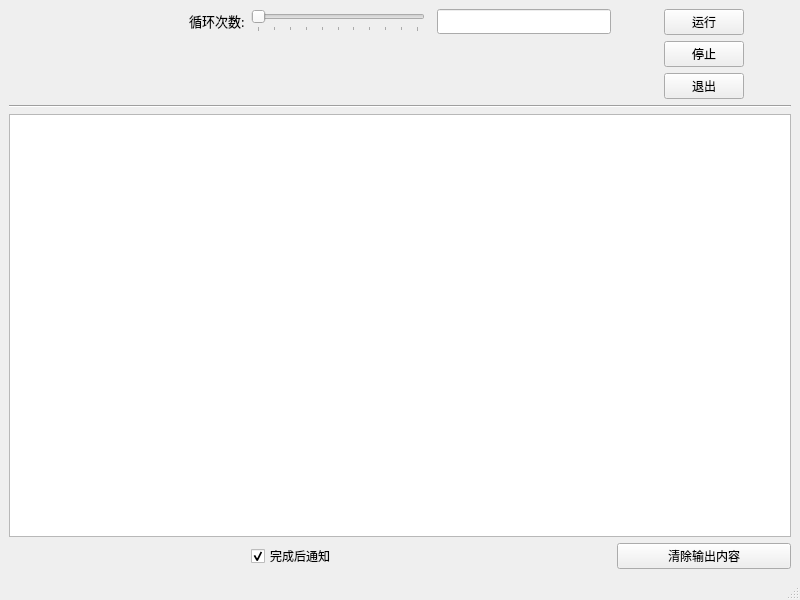
First picture: the form in qt5design.ui, repository zch9241/NeteaseCloudMusic, before the edit.
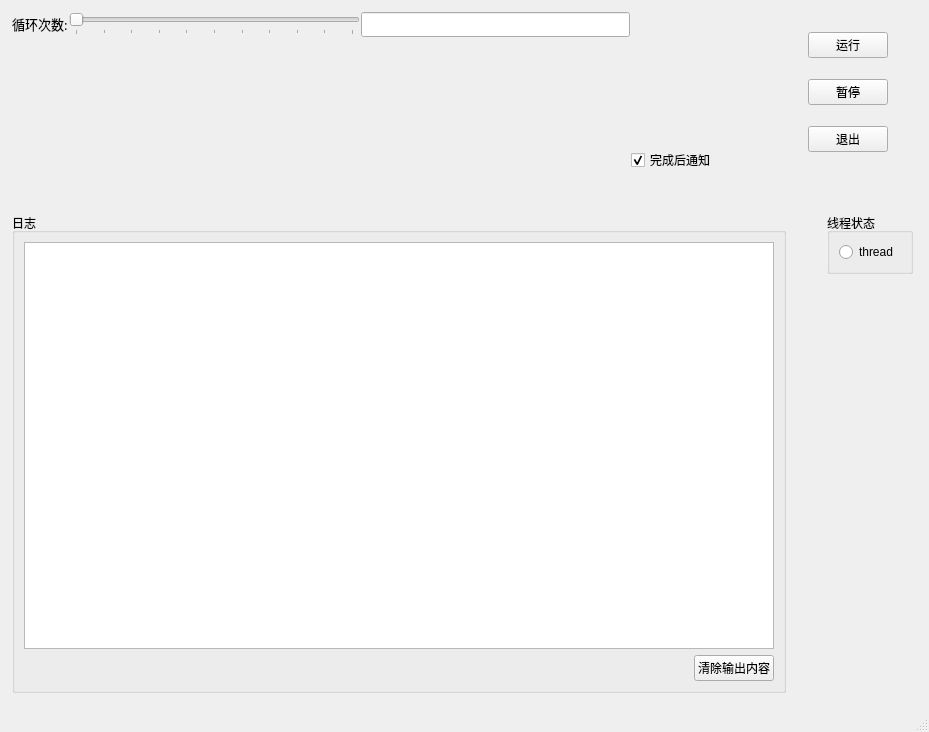
Second picture: the form after the edit.

Commit message: 优化UI, 增加线程状态显示

The edit to the form file:
```diff
--- a/qt5design.ui
+++ b/qt5design.ui
@@ -9,8 +9,8 @@
    <rect>
     <x>0</x>
     <y>0</y>
-    <width>800</width>
-    <height>600</height>
+    <width>929</width>
+    <height>732</height>
    </rect>
   </property>
   <property name="tabletTracking">
@@ -23,183 +23,37 @@
    <bool>true</bool>
   </property>
   <widget class="QWidget" name="centralwidget">
-   <layout class="QGridLayout" name="gridLayout_2">
-    <item row="4" column="5">
-     <widget class="QPushButton" name="pushButtonClear">
-      <property name="text">
-       <string>清除输出内容</string>
-      </property>
-     </widget>
-    </item>
-    <item row="0" column="0">
-     <spacer name="horizontalSpacer_8">
-      <property name="orientation">
-       <enum>Qt::Horizontal</enum>
-      </property>
-      <property name="sizeHint" stdset="0">
-       <size>
-        <width>108</width>
-        <height>20</height>
-       </size>
-      </property>
-     </spacer>
-    </item>
-    <item row="0" column="5" rowspan="2">
-     <layout class="QGridLayout" name="gridLayout">
+   <widget class="QWidget" name="">
+    <property name="geometry">
+     <rect>
+      <x>12</x>
+      <y>12</y>
+      <width>901</width>
+      <height>681</height>
+     </rect>
+    </property>
+    <layout class="QVBoxLayout" name="verticalLayout" stretch="3,0,9">
+     <property name="spacing">
+      <number>1</number>
+     </property>
+     <item>
+      <layout class="QGridLayout" name="gridLayout_4" columnstretch="9,0,2">
       <item row="0" column="0">
-       <spacer name="horizontalSpacer">
-        <property name="orientation">
-         <enum>Qt::Horizontal</enum>
-        </property>
-        <property name="sizeHint" stdset="0">
-         <size>
-          <width>40</width>
-          <height>20</height>
-         </size>
-        </property>
-       </spacer>
-      </item>
-      <item row="0" column="1">
-       <widget class="QPushButton" name="pushButtonRun">
-        <property name="enabled">
-         <bool>true</bool>
-        </property>
-        <property name="font">
-         <font>
-          <family>微软雅黑</family>
-         </font>
-        </property>
-        <property name="cursor">
-         <cursorShape>ArrowCursor</cursorShape>
-        </property>
-        <property name="toolTip">
-         <string>&lt;html&gt;&lt;head/&gt;&lt;body&gt;&lt;p&gt;运行主程序&lt;/p&gt;&lt;/body&gt;&lt;/html&gt;</string>
-        </property>
-        <property name="text">
-         <string>运行</string>
-        </property>
-       </widget>
-      </item>
-      <item row="0" column="2">
-       <spacer name="horizontalSpacer_4">
-        <property name="orientation">
-         <enum>Qt::Horizontal</enum>
-        </property>
-        <property name="sizeHint" stdset="0">
-         <size>
-          <width>40</width>
-          <height>20</height>
-         </size>
-        </property>
-       </spacer>
-      </item>
-      <item row="1" column="0">
-       <spacer name="horizontalSpacer_2">
-        <property name="orientation">
-         <enum>Qt::Horizontal</enum>
-        </property>
-        <property name="sizeHint" stdset="0">
-         <size>
-          <width>40</width>
-          <height>20</height>
-         </size>
-        </property>
-       </spacer>
-      </item>
+        <layout class="QGridLayout" name="gridLayout_5" columnstretch="1,0,0">
       <item row="1" column="1">
-       <widget class="QPushButton" name="pushButtonStop">
-        <property name="font">
-         <font>
-          <family>微软雅黑</family>
-         </font>
-        </property>
-        <property name="cursor">
-         <cursorShape>ArrowCursor</cursorShape>
-        </property>
-        <property name="text">
-         <string>停止</string>
-        </property>
-       </widget>
-      </item>
-      <item row="1" column="2">
-       <spacer name="horizontalSpacer_5">
+          <spacer name="verticalSpacer_2">
         <property name="orientation">
-         <enum>Qt::Horizontal</enum>
+            <enum>Qt::Vertical</enum>
         </property>
         <property name="sizeHint" stdset="0">
          <size>
-          <width>40</width>
-          <height>20</height>
+             <width>28</width>
+             <height>25</height>
          </size>
         </property>
        </spacer>
       </item>
-      <item row="2" column="0">
-       <spacer name="horizontalSpacer_3">
-        <property name="orientation">
-         <enum>Qt::Horizontal</enum>
-        </property>
-        <property name="sizeHint" stdset="0">
-         <size>
-          <width>40</width>
-          <height>20</height>
-         </size>
-        </property>
-       </spacer>
-      </item>
-      <item row="2" column="1">
-       <widget class="QPushButton" name="pushButtonExit">
-        <property name="font">
-         <font>
-          <family>微软雅黑</family>
-         </font>
-        </property>
-        <property name="cursor">
-         <cursorShape>ArrowCursor</cursorShape>
-        </property>
-        <property name="text">
-         <string>退出</string>
-        </property>
-       </widget>
-      </item>
       <item row="2" column="2">
-       <spacer name="horizontalSpacer_6">
-        <property name="orientation">
-         <enum>Qt::Horizontal</enum>
-        </property>
-        <property name="sizeHint" stdset="0">
-         <size>
-          <width>40</width>
-          <height>20</height>
-         </size>
-        </property>
-       </spacer>
-      </item>
-     </layout>
-    </item>
-    <item row="3" column="0" colspan="6">
-     <widget class="QTextBrowser" name="textBrowserLogger">
-      <property name="enabled">
-       <bool>true</bool>
-      </property>
-      <property name="font">
-       <font>
-        <family>微软雅黑</family>
-       </font>
-      </property>
-      <property name="cursor" stdset="0">
-       <cursorShape>IBeamCursor</cursorShape>
-      </property>
-     </widget>
-    </item>
-    <item row="2" column="0" colspan="6">
-     <widget class="Line" name="line">
-      <property name="orientation">
-       <enum>Qt::Horizontal</enum>
-      </property>
-     </widget>
-    </item>
-    <item row="4" column="2">
      <widget class="QCheckBox" name="checkBoxIfNotify">
       <property name="font">
        <font>
@@ -217,7 +71,35 @@
       </property>
      </widget>
     </item>
-    <item row="0" column="1">
+         <item row="2" column="0">
+          <spacer name="horizontalSpacer_12">
+           <property name="orientation">
+            <enum>Qt::Horizontal</enum>
+           </property>
+           <property name="sizeHint" stdset="0">
+            <size>
+             <width>40</width>
+             <height>20</height>
+            </size>
+           </property>
+          </spacer>
+         </item>
+         <item row="0" column="2">
+          <spacer name="horizontalSpacer_11">
+           <property name="orientation">
+            <enum>Qt::Horizontal</enum>
+           </property>
+           <property name="sizeHint" stdset="0">
+            <size>
+             <width>40</width>
+             <height>20</height>
+            </size>
+           </property>
+          </spacer>
+         </item>
+         <item row="0" column="0" colspan="2">
+          <layout class="QGridLayout" name="gridLayout_2" columnstretch="0,10,1">
+           <item row="0" column="0">
      <widget class="QLabel" name="labelCount">
       <property name="font">
        <font>
@@ -235,28 +117,7 @@
       </property>
      </widget>
     </item>
-    <item row="0" column="4">
-     <widget class="QLineEdit" name="lineEditCount">
-      <property name="font">
-       <font>
-        <family>微软雅黑</family>
-       </font>
-      </property>
-      <property name="inputMethodHints">
-       <set>Qt::ImhNone</set>
-      </property>
-      <property name="inputMask">
-       <string/>
-      </property>
-      <property name="text">
-       <string/>
-      </property>
-      <property name="clearButtonEnabled">
-       <bool>false</bool>
-      </property>
-     </widget>
-    </item>
-    <item row="0" column="2">
+           <item row="0" column="1">
      <widget class="QSlider" name="horizontalSliderCount">
       <property name="maximumSize">
        <size>
@@ -284,7 +145,299 @@
       </property>
      </widget>
     </item>
-   </layout>
+           <item row="0" column="2">
+            <widget class="QLineEdit" name="lineEditCount">
+             <property name="font">
+              <font>
+               <family>微软雅黑</family>
+              </font>
+             </property>
+             <property name="inputMethodHints">
+              <set>Qt::ImhNone</set>
+             </property>
+             <property name="inputMask">
+              <string/>
+             </property>
+             <property name="text">
+              <string/>
+             </property>
+             <property name="clearButtonEnabled">
+              <bool>false</bool>
+             </property>
+            </widget>
+           </item>
+          </layout>
+         </item>
+        </layout>
+       </item>
+       <item row="0" column="2">
+        <layout class="QGridLayout" name="gridLayout" rowstretch="0,0,0" columnstretch="2,3,1">
+         <property name="leftMargin">
+          <number>0</number>
+         </property>
+         <property name="horizontalSpacing">
+          <number>7</number>
+         </property>
+         <item row="2" column="0">
+          <spacer name="horizontalSpacer_3">
+           <property name="orientation">
+            <enum>Qt::Horizontal</enum>
+           </property>
+           <property name="sizeHint" stdset="0">
+            <size>
+             <width>40</width>
+             <height>20</height>
+            </size>
+           </property>
+          </spacer>
+         </item>
+         <item row="0" column="2">
+          <spacer name="horizontalSpacer_4">
+           <property name="orientation">
+            <enum>Qt::Horizontal</enum>
+           </property>
+           <property name="sizeHint" stdset="0">
+            <size>
+             <width>40</width>
+             <height>20</height>
+            </size>
+           </property>
+          </spacer>
+         </item>
+         <item row="0" column="1">
+          <widget class="QPushButton" name="pushButtonRun">
+           <property name="enabled">
+            <bool>true</bool>
+           </property>
+           <property name="font">
+            <font>
+             <family>微软雅黑</family>
+            </font>
+           </property>
+           <property name="cursor">
+            <cursorShape>ArrowCursor</cursorShape>
+           </property>
+           <property name="toolTip">
+            <string>&lt;html&gt;&lt;head/&gt;&lt;body&gt;&lt;p&gt;运行主程序&lt;/p&gt;&lt;/body&gt;&lt;/html&gt;</string>
+           </property>
+           <property name="text">
+            <string>运行</string>
+           </property>
+          </widget>
+         </item>
+         <item row="1" column="2">
+          <spacer name="horizontalSpacer_5">
+           <property name="orientation">
+            <enum>Qt::Horizontal</enum>
+           </property>
+           <property name="sizeHint" stdset="0">
+            <size>
+             <width>40</width>
+             <height>20</height>
+            </size>
+           </property>
+          </spacer>
+         </item>
+         <item row="1" column="0">
+          <spacer name="horizontalSpacer_2">
+           <property name="orientation">
+            <enum>Qt::Horizontal</enum>
+           </property>
+           <property name="sizeHint" stdset="0">
+            <size>
+             <width>40</width>
+             <height>20</height>
+            </size>
+           </property>
+          </spacer>
+         </item>
+         <item row="1" column="1">
+          <widget class="QPushButton" name="pushButtonStop">
+           <property name="font">
+            <font>
+             <family>微软雅黑</family>
+            </font>
+           </property>
+           <property name="cursor">
+            <cursorShape>ArrowCursor</cursorShape>
+           </property>
+           <property name="text">
+            <string>暂停</string>
+           </property>
+          </widget>
+         </item>
+         <item row="2" column="2">
+          <spacer name="horizontalSpacer_6">
+           <property name="orientation">
+            <enum>Qt::Horizontal</enum>
+           </property>
+           <property name="sizeHint" stdset="0">
+            <size>
+             <width>40</width>
+             <height>20</height>
+            </size>
+           </property>
+          </spacer>
+         </item>
+         <item row="2" column="1">
+          <widget class="QPushButton" name="pushButtonExit">
+           <property name="font">
+            <font>
+             <family>微软雅黑</family>
+            </font>
+           </property>
+           <property name="cursor">
+            <cursorShape>ArrowCursor</cursorShape>
+           </property>
+           <property name="text">
+            <string>退出</string>
+           </property>
+          </widget>
+         </item>
+         <item row="0" column="0">
+          <spacer name="horizontalSpacer">
+           <property name="orientation">
+            <enum>Qt::Horizontal</enum>
+           </property>
+           <property name="sizeHint" stdset="0">
+            <size>
+             <width>30</width>
+             <height>20</height>
+            </size>
+           </property>
+          </spacer>
+         </item>
+        </layout>
+       </item>
+       <item row="0" column="1">
+        <spacer name="horizontalSpacer_8">
+         <property name="orientation">
+          <enum>Qt::Horizontal</enum>
+         </property>
+         <property name="sizeHint" stdset="0">
+          <size>
+           <width>40</width>
+           <height>20</height>
+          </size>
+         </property>
+        </spacer>
+       </item>
+      </layout>
+     </item>
+     <item>
+      <spacer name="verticalSpacer_3">
+       <property name="orientation">
+        <enum>Qt::Vertical</enum>
+       </property>
+       <property name="sizeHint" stdset="0">
+        <size>
+         <width>20</width>
+         <height>40</height>
+        </size>
+       </property>
+      </spacer>
+     </item>
+     <item>
+      <layout class="QGridLayout" name="gridLayout_7" columnstretch="9,0,1">
+       <property name="horizontalSpacing">
+        <number>1</number>
+       </property>
+       <item row="0" column="0" rowspan="2">
+        <widget class="QGroupBox" name="groupBox">
+         <property name="title">
+          <string>日志</string>
+         </property>
+         <layout class="QGridLayout" name="gridLayout_3">
+          <item row="0" column="0" colspan="2">
+           <widget class="QTextBrowser" name="textBrowserLogger">
+            <property name="enabled">
+             <bool>true</bool>
+            </property>
+            <property name="sizePolicy">
+             <sizepolicy hsizetype="Expanding" vsizetype="Expanding">
+              <horstretch>0</horstretch>
+              <verstretch>0</verstretch>
+             </sizepolicy>
+            </property>
+            <property name="font">
+             <font>
+              <family>微软雅黑</family>
+             </font>
+            </property>
+            <property name="cursor" stdset="0">
+             <cursorShape>IBeamCursor</cursorShape>
+            </property>
+           </widget>
+          </item>
+          <item row="1" column="0">
+           <spacer name="horizontalSpacer_7">
+            <property name="orientation">
+             <enum>Qt::Horizontal</enum>
+            </property>
+            <property name="sizeHint" stdset="0">
+             <size>
+              <width>40</width>
+              <height>20</height>
+             </size>
+            </property>
+           </spacer>
+          </item>
+          <item row="1" column="1">
+           <widget class="QPushButton" name="pushButtonClear">
+            <property name="text">
+             <string>清除输出内容</string>
+            </property>
+           </widget>
+          </item>
+         </layout>
+        </widget>
+       </item>
+       <item row="0" column="1">
+        <spacer name="horizontalSpacer_9">
+         <property name="orientation">
+          <enum>Qt::Horizontal</enum>
+         </property>
+         <property name="sizeHint" stdset="0">
+          <size>
+           <width>40</width>
+           <height>20</height>
+          </size>
+         </property>
+        </spacer>
+       </item>
+       <item row="0" column="2">
+        <widget class="QGroupBox" name="groupBox_2">
+         <property name="title">
+          <string>线程状态</string>
+         </property>
+         <layout class="QGridLayout" name="gridLayout_6">
+          <item row="0" column="0">
+           <widget class="QRadioButton" name="threadradioButton">
+            <property name="text">
+             <string>thread</string>
+            </property>
+           </widget>
+          </item>
+         </layout>
+        </widget>
+       </item>
+       <item row="1" column="2">
+        <spacer name="verticalSpacer">
+         <property name="orientation">
+          <enum>Qt::Vertical</enum>
+         </property>
+         <property name="sizeHint" stdset="0">
+          <size>
+           <width>20</width>
+           <height>40</height>
+          </size>
+         </property>
+        </spacer>
+       </item>
+      </layout>
+     </item>
+    </layout>
+   </widget>
   </widget>
   <widget class="QStatusBar" name="statusbar"/>
  </widget>
```
Lines whose indentation alone changed are shown as unchanged. The commit also changes 4 other files.
